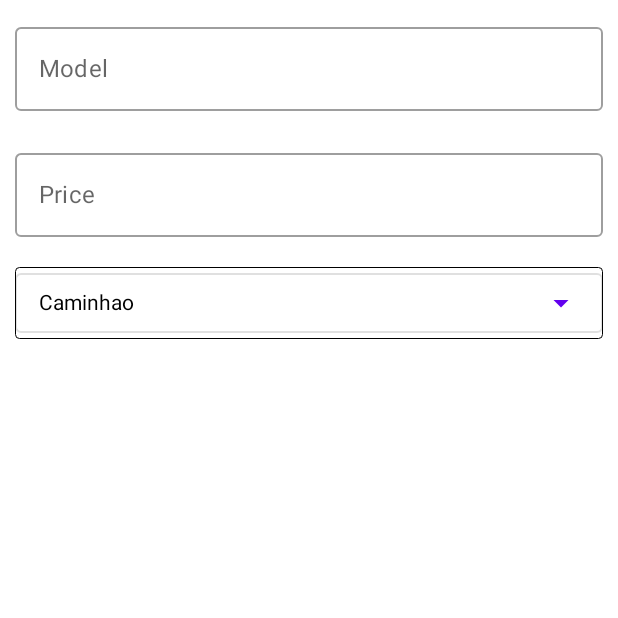
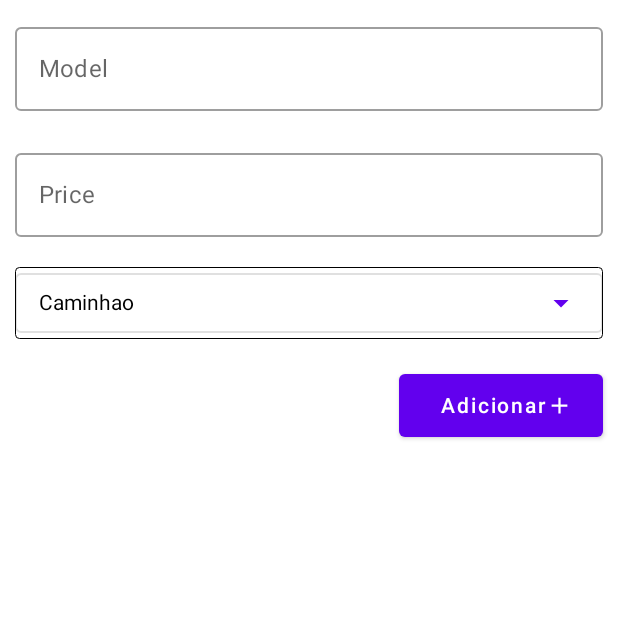
Before and after one commit to GuilhermeBarboosa/cadastracarro, an Android app built with Jetpack Compose: the screen it shows after launch (MainActivity), on a phone screen of 412 x 824 dp, the top half of it. Run offline under Robolectric (Android 15) with nearby library versions, the phone set to English and light mode, and no system bars.

Commit message:
feat criacao de botao

```diff
--- a/app/src/main/java/com/pdm/cadastracarro/MainActivity.kt
+++ b/app/src/main/java/com/pdm/cadastracarro/MainActivity.kt
@@ -13,7 +13,9 @@ import androidx.compose.foundation.text.KeyboardActions
 import androidx.compose.foundation.text.KeyboardOptions
 import androidx.compose.material.*
 import androidx.compose.material.icons.Icons
+import androidx.compose.material.icons.filled.Add
 import androidx.compose.material.icons.filled.ArrowDropDown
+import androidx.compose.material.icons.filled.Favorite
 import androidx.compose.runtime.Composable
 import androidx.compose.runtime.mutableStateOf
 import androidx.compose.runtime.remember
@@ -74,13 +76,8 @@ fun BuildLayout() {
             modifier = Modifier.fillMaxSize(),
             color = MaterialTheme.colors.onPrimary
         ) {
-
-
             Column(modifier = Modifier.fillMaxWidth()) {
-
                 Row() {
-
-
                     OutlinedTextField(
                         value = model,
                         onValueChange = { model = it},
@@ -96,7 +93,6 @@ fun BuildLayout() {
                             focusManger.clearFocus()
                         }),
                     )
-
                 }
 
                 Row() {
@@ -118,21 +114,37 @@ fun BuildLayout() {
                 }
 
                 Row(modifier = Modifier.fillMaxWidth()) {
-
                     Row {
                         var selectedName by rememberSaveable() {
                             mutableStateOf(TipoVeiculo.TRUCK.descricao)
                         }
-
                         Spinner(itemList = models, selectedItem = selectedName, onItemSelected = { selectedName = it})
                     }
-
-
                 }
 
-
+                Row( modifier = Modifier.padding(10.dp) ){
+                    Spacer(Modifier.weight(1f))
+                    Button(
+                        onClick = { /* ... */ },
+                        // Uses ButtonDefaults.ContentPadding by default
+                        contentPadding = PaddingValues(
+                            start = 20.dp,
+                            top = 12.dp,
+                            end = 20.dp,
+                            bottom = 12.dp
+                        )
+                    ) {
+                        // Inner content including an icon and a text label
+                        Spacer(Modifier.size(ButtonDefaults.IconSpacing))
+                        Text("Adicionar")
+                        Icon(
+                            Icons.Filled.Add,
+                            contentDescription = "Favorite",
+                            modifier = Modifier.size(ButtonDefaults.IconSize)
+                        )
+                    }
+                }
             }
-
         }
     }
 }
@@ -162,6 +174,7 @@ fun Spinner(itemList: List<TipoVeiculo>,
         DropdownMenu(expanded = expanded, onDismissRequest = {
             expanded = false
         }) {
+
             itemList.forEach{
                 DropdownMenuItem(onClick = {
                     expanded = false
```
Also changed, not shown: gradle/wrapper/gradle-wrapper.properties.
